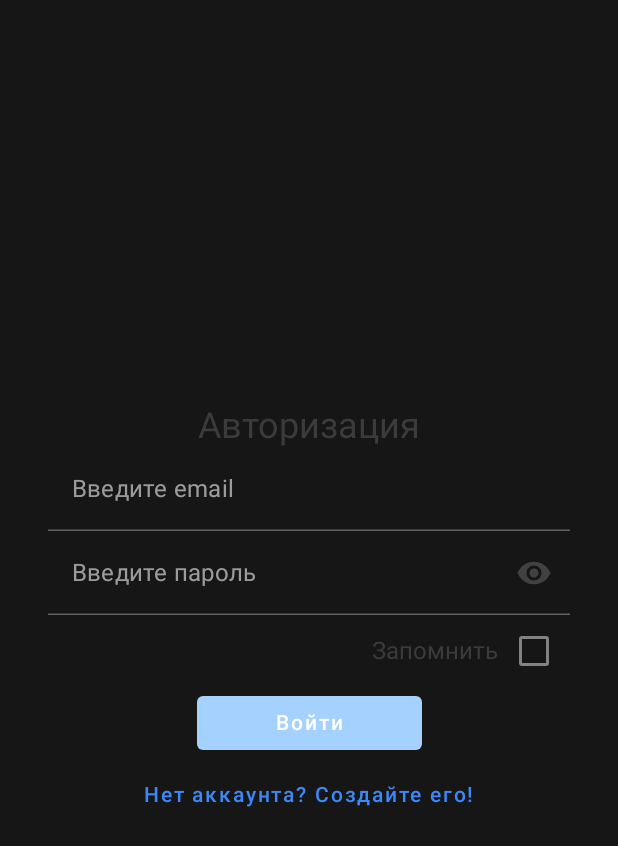
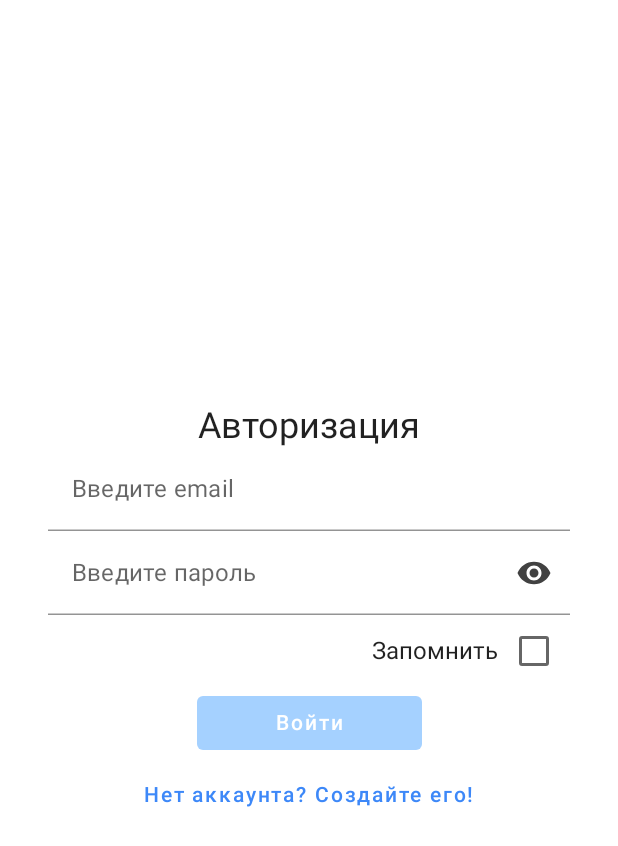
Before and after one commit to llalekysll/tinn-android, an Android app built with Jetpack Compose: the screen it shows after launch (MainActivity), on a phone screen of 412 x 824 dp. Shown: the top 846 px of the screen. Run offline under Robolectric (Android 15) with nearby library versions, the phone set to English and light mode, and no system bars; our stand-ins replace accompanist, livedata-compose.

Commit message:
Передача по уровням вниз функции изменения темы

```diff
--- a/app/src/main/java/com/example/tinn/MainActivity.kt
+++ b/app/src/main/java/com/example/tinn/MainActivity.kt
@@ -3,13 +3,13 @@ package com.example.tinn
 import android.os.Bundle
 import androidx.activity.ComponentActivity
 import androidx.activity.compose.setContent
+import androidx.compose.foundation.layout.Box
+import androidx.compose.foundation.layout.fillMaxSize
 import androidx.compose.foundation.layout.padding
 import androidx.compose.material.*
-import androidx.compose.runtime.Composable
-import androidx.compose.runtime.LaunchedEffect
-import androidx.compose.runtime.getValue
+import androidx.compose.runtime.*
 import androidx.compose.runtime.livedata.observeAsState
-import androidx.compose.runtime.remember
+import androidx.compose.ui.Alignment
 import androidx.compose.ui.Modifier
 import androidx.compose.ui.platform.LocalContext
 import androidx.lifecycle.viewmodel.compose.viewModel
@@ -28,7 +28,9 @@ class MainActivity : ComponentActivity() {
     override fun onCreate(savedInstanceState: Bundle?) {
         super.onCreate(savedInstanceState)
         setContent {
-            TinnTheme(true) {
+            var themeIsDark by remember { mutableStateOf(false) }
+
+            TinnTheme(themeIsDark) {
                 val viewModel: AuthorizationViewModel = viewModel()
                 val userViewModel: UserViewModel = viewModel()
 
@@ -51,8 +53,7 @@ class MainActivity : ComponentActivity() {
                     startDestination = if (it || true) {
                         userViewModel.getUserInfo()
                         ""
-                    }
-                    else Screens.ConfirmEmail.route
+                    } else Screens.ConfirmEmail.route
                 }
 
                 val userInfo by userViewModel.userInfo.observeAsState(null)
@@ -76,11 +77,13 @@ class MainActivity : ComponentActivity() {
                                 navController = navController,
                                 startDestination = startDestination,
                                 modifier = Modifier.padding(padding)
-                            )
+                            ) { themeIsDark = themeIsDark.not() }
                         }
                     )
                 } else {
-                    CircularProgressIndicator()
+                    Box(Modifier.fillMaxSize(), contentAlignment = Alignment.Center) {
+                        CircularProgressIndicator()
+                    }
                 }
             }
         }
```
Also changed, not shown: app/src/main/java/com/example/tinn/ui/features/main/MainScreen.kt (+12 -6 lines), app/src/main/java/com/example/tinn/ui/features/main/settings/MainSettingsScreen.kt (+1 -6 lines), app/src/main/java/com/example/tinn/ui/navigation/AppNavHost.kt (+3 -4 lines), app/src/main/java/com/example/tinn/ui/navigation/MainNavHost.kt (+6 -5 lines).
